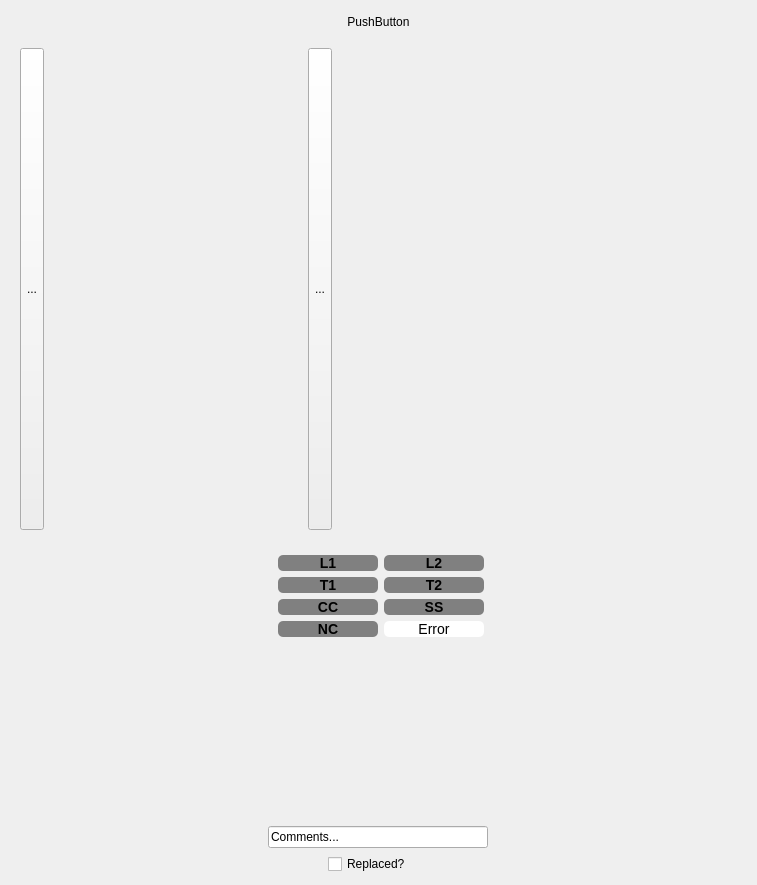
Qt form resources/year_panel.ui (jadenl99/JPCP_slab_classification) before a commit.
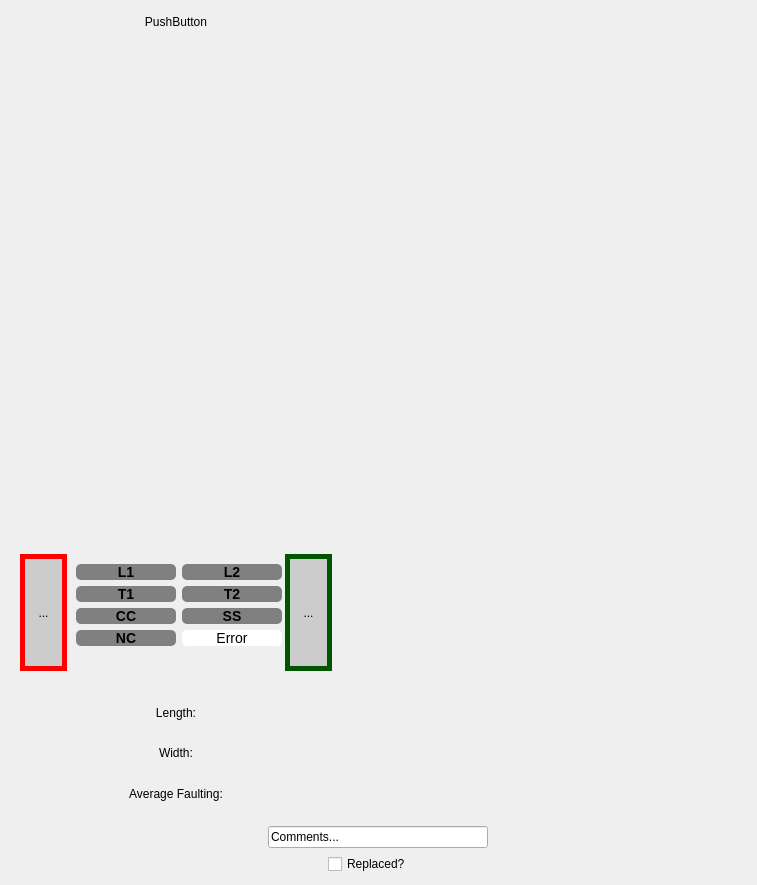
The same form after that commit. Icons and pictures are not drawn.

Diff of the .ui file:
```diff
--- a/resources/year_panel.ui
+++ b/resources/year_panel.ui
@@ -27,6 +27,18 @@
      </property>
      <item>
       <widget class="QPushButton" name="yr_label">
+       <property name="minimumSize">
+        <size>
+         <width>0</width>
+         <height>0</height>
+        </size>
+       </property>
+       <property name="maximumSize">
+        <size>
+         <width>330</width>
+         <height>16777215</height>
+        </size>
+       </property>
        <property name="text">
         <string>PushButton</string>
        </property>
@@ -50,25 +62,20 @@
         <property name="spacing">
          <number>6</number>
         </property>
-        <item>
-         <widget class="QToolButton" name="back_btn">
-          <property name="sizePolicy">
-           <sizepolicy hsizetype="Fixed" vsizetype="Expanding">
-            <horstretch>0</horstretch>
-            <verstretch>0</verstretch>
-           </sizepolicy>
-          </property>
-          <property name="text">
-           <string>...</string>
-          </property>
-          <property name="icon">
-           <iconset>
-            <normaloff>back_arrow.png</normaloff>back_arrow.png</iconset>
-          </property>
-         </widget>
-        </item>
+        <property name="leftMargin">
+         <number>5</number>
+        </property>
+        <property name="rightMargin">
+         <number>5</number>
+        </property>
         <item>
          <widget class="QLabel" name="slab_img">
+          <property name="sizePolicy">
+           <sizepolicy hsizetype="Expanding" vsizetype="Expanding">
+            <horstretch>0</horstretch>
+            <verstretch>0</verstretch>
+           </sizepolicy>
+          </property>
           <property name="minimumSize">
            <size>
             <width>250</width>
@@ -83,24 +90,50 @@
           </property>
          </widget>
         </item>
+       </layout>
+      </widget>
+     </item>
         <item>
-         <widget class="QToolButton" name="next_btn">
+      <widget class="QWidget" name="widget_2" native="true">
           <property name="sizePolicy">
-           <sizepolicy hsizetype="Fixed" vsizetype="Minimum">
+        <sizepolicy hsizetype="Preferred" vsizetype="Preferred">
             <horstretch>0</horstretch>
             <verstretch>0</verstretch>
            </sizepolicy>
+       </property>
+       <property name="maximumSize">
+        <size>
+         <width>330</width>
+         <height>16777215</height>
+        </size>
+       </property>
+       <layout class="QHBoxLayout" name="horizontalLayout_2">
+        <item>
+         <widget class="QToolButton" name="back_btn">
+          <property name="sizePolicy">
+           <sizepolicy hsizetype="Preferred" vsizetype="Preferred">
+            <horstretch>0</horstretch>
+            <verstretch>0</verstretch>
+           </sizepolicy>
+          </property>
+          <property name="styleSheet">
+           <string notr="true">QToolButton:enabled {
+	border: 5px solid rgb(255, 0, 0);
+	background-color: #ccc
+}
+
+QToolButton:enabled:hover {
+	border: 5px solid rgb(255, 0, 0);
+	background-color: rgb(255, 130, 46)
+}</string>
           </property>
           <property name="text">
            <string>...</string>
           </property>
           <property name="icon">
            <iconset>
-            <normaloff>next_arrow.png</normaloff>next_arrow.png</iconset>
+            <normaloff>back_arrow.png</normaloff>back_arrow.png</iconset>
           </property>
-         </widget>
-        </item>
-       </layout>
       </widget>
      </item>
      <item>
@@ -425,6 +458,82 @@
         </widget>
        </item>
       </layout>
+        </item>
+        <item>
+         <widget class="QToolButton" name="next_btn">
+          <property name="sizePolicy">
+           <sizepolicy hsizetype="Preferred" vsizetype="Preferred">
+            <horstretch>0</horstretch>
+            <verstretch>0</verstretch>
+           </sizepolicy>
+          </property>
+          <property name="autoFillBackground">
+           <bool>false</bool>
+          </property>
+          <property name="styleSheet">
+           <string notr="true">QToolButton:enabled {
+	border: 5px solid rgb(0, 85, 0);
+	background-color: #ccc
+}
+
+QToolButton:enabled:hover {
+	border: 5px solid rgb(0, 85, 0);
+	background-color: rgb(0, 255, 0);
+}</string>
+          </property>
+          <property name="text">
+           <string>...</string>
+          </property>
+          <property name="icon">
+           <iconset>
+            <normaloff>next_arrow.png</normaloff>next_arrow.png</iconset>
+          </property>
+         </widget>
+        </item>
+       </layout>
+      </widget>
+     </item>
+     <item>
+      <widget class="QWidget" name="widget_3" native="true">
+       <property name="maximumSize">
+        <size>
+         <width>330</width>
+         <height>16777215</height>
+        </size>
+       </property>
+       <layout class="QVBoxLayout" name="verticalLayout_2">
+        <item>
+         <widget class="QLabel" name="length_lbl">
+          <property name="text">
+           <string>Length:</string>
+          </property>
+          <property name="alignment">
+           <set>Qt::AlignCenter</set>
+          </property>
+         </widget>
+        </item>
+        <item>
+         <widget class="QLabel" name="width_lbl">
+          <property name="text">
+           <string>Width:</string>
+          </property>
+          <property name="alignment">
+           <set>Qt::AlignCenter</set>
+          </property>
+         </widget>
+        </item>
+        <item>
+         <widget class="QLabel" name="faulting_lbl">
+          <property name="text">
+           <string>Average Faulting:</string>
+          </property>
+          <property name="alignment">
+           <set>Qt::AlignCenter</set>
+          </property>
+         </widget>
+        </item>
+       </layout>
+      </widget>
      </item>
      <item>
       <layout class="QHBoxLayout" name="horizontal_comments_layout">
```
Lines whose indentation alone changed are shown as unchanged.
